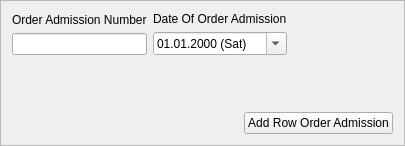
Before: the Qt Designer form frameaddorderadmission.ui in sadovskiy/sysman, drawn with Qt 5.
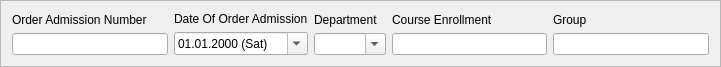
After: the same form once the commit is applied.

```diff
--- a/frameaddorderadmission.ui
+++ b/frameaddorderadmission.ui
@@ -6,8 +6,8 @@
    <rect>
     <x>0</x>
     <y>0</y>
-    <width>405</width>
-    <height>146</height>
+    <width>721</width>
+    <height>67</height>
    </rect>
   </property>
   <property name="windowTitle">
@@ -19,8 +19,6 @@
   <property name="frameShadow">
    <enum>QFrame::Raised</enum>
   </property>
-  <layout class="QGridLayout" name="gridLayout_2">
-   <item row="0" column="0">
     <layout class="QGridLayout" name="gridLayout">
      <item row="0" column="0">
       <layout class="QVBoxLayout" name="verticalLayoutOrderAdmissionNum">
@@ -58,55 +56,49 @@
       </layout>
      </item>
      <item row="0" column="2">
-      <spacer name="horizontalSpacer_2">
-       <property name="orientation">
-        <enum>Qt::Horizontal</enum>
+    <layout class="QVBoxLayout" name="verticalLayout_7">
+     <item>
+      <widget class="QLabel" name="label_5">
+       <property name="text">
+        <string>Department</string>
        </property>
-       <property name="sizeHint" stdset="0">
-        <size>
-         <width>13</width>
-         <height>20</height>
-        </size>
-       </property>
-      </spacer>
+      </widget>
      </item>
-     <item row="1" column="0" colspan="2">
-      <spacer name="verticalSpacer">
-       <property name="orientation">
-        <enum>Qt::Vertical</enum>
+     <item>
+      <widget class="QComboBox" name="comboBoxDepartmentInst">
+       <property name="editable">
+        <bool>true</bool>
        </property>
-       <property name="sizeHint" stdset="0">
-        <size>
-         <width>20</width>
-         <height>42</height>
-        </size>
-       </property>
-      </spacer>
+      </widget>
      </item>
     </layout>
    </item>
-   <item row="1" column="0">
-    <layout class="QHBoxLayout" name="horizontalLayout">
+   <item row="0" column="3">
+    <layout class="QVBoxLayout" name="verticalLayout_5">
      <item>
-      <spacer name="horizontalSpacer">
-       <property name="orientation">
-        <enum>Qt::Horizontal</enum>
+      <widget class="QLabel" name="label_3">
+       <property name="text">
+        <string>Course Enrollment</string>
        </property>
-       <property name="sizeHint" stdset="0">
-        <size>
-         <width>40</width>
-         <height>20</height>
-        </size>
-       </property>
-      </spacer>
+      </widget>
      </item>
      <item>
-      <widget class="QPushButton" name="pushButtonAROA">
+      <widget class="QLineEdit" name="lineEditCoursesEnrollment"/>
+     </item>
+    </layout>
+   </item>
+   <item row="0" column="4">
+    <layout class="QVBoxLayout" name="verticalLayout_6">
+     <item>
+      <widget class="QLabel" name="label_4">
        <property name="text">
-        <string>Add Row Order Admission</string>
+        <string>Group</string>
        </property>
       </widget>
      </item>
+     <item>
+      <widget class="QLineEdit" name="lineEditGroup"/>
+     </item>
     </layout>
    </item>
   </layout>
```
Left out of the diff: 4 changed lines with no effect on the pictures. Lines whose indentation alone changed are shown as unchanged.
